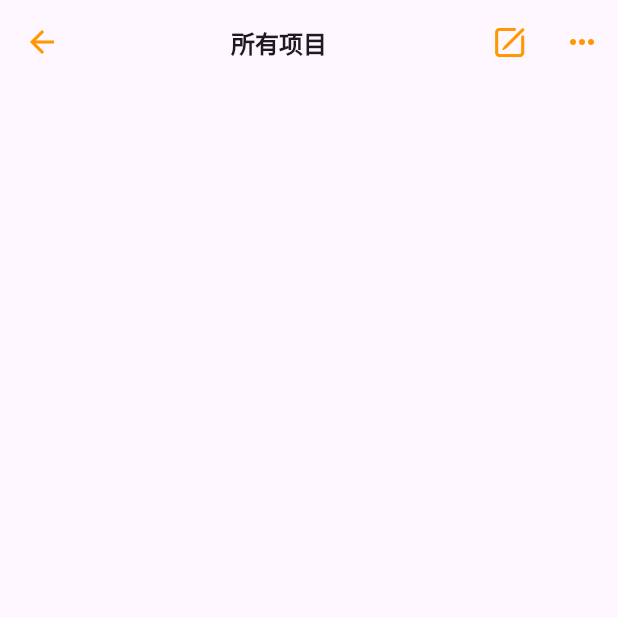
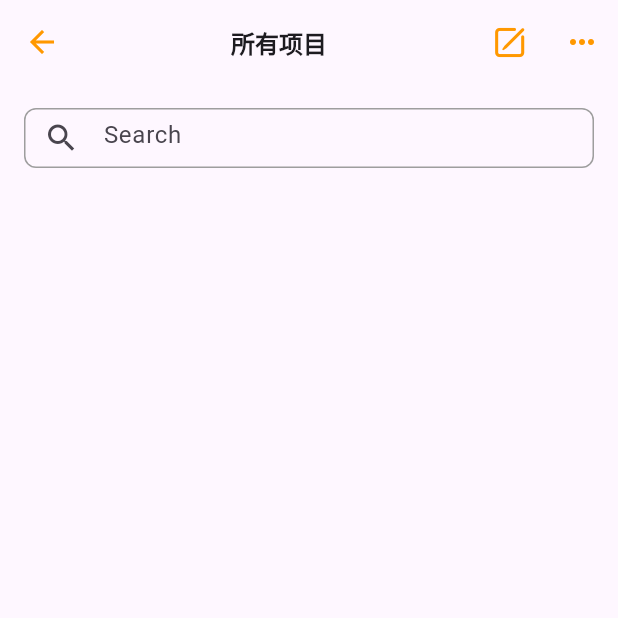
Before and after one commit to MrZhangsun/flutter-valuable, a Flutter app: the screen it shows after launch, after a tap on "所有项目", on a phone screen of 412 x 824 dp, the top half of it. Run offline on Flutter 3.47's test engine with Material 3 defaults, Android fonts, the phone set to English and light mode, and no system bars; our stand-ins replace drift, drift_sqflite, logger; accounts and stored records are empty; generated files the repository leaves out were written again.

Commit message:
添加对话框完成

```diff
--- a/lib/features/list.dart
+++ b/lib/features/list.dart
@@ -1,6 +1,7 @@
 import 'package:flutter/material.dart';
 import 'package:logger/logger.dart';
 import '../services/constants.dart';
+import 'create_dialog.dart';
 
 final _logger = Logger();
 
@@ -22,6 +23,7 @@ class Dashboard extends StatelessWidget {
         actions: [
           IconButton(
               onPressed: () {
+                showProjectCreateDialog(context);
                 _logger.i("app bar search...");
               },
               icon: Icon(
@@ -38,6 +40,31 @@ class Dashboard extends StatelessWidget {
               ))
         ],
       ),
+      body: Padding(
+          padding: const EdgeInsets.all(16.0),
+          child: Column(
+            children: [
+              Center(
+                child: Container(
+                  width: 900,
+                  height: 40, // 设置搜索框的宽度
+                  decoration: BoxDecoration(
+                    borderRadius: BorderRadius.circular(8.0), // 设置圆角
+                    border: Border.all(color: Colors.grey, width: 1), // 设置边框
+                  ),
+                  child: const TextField(
+                    decoration: InputDecoration(
+                      prefixIcon: Icon(Icons.search), // 搜索图标
+                      hintText: 'Search', // 提示文本
+                      border: InputBorder.none, // 移除默认边框
+                      contentPadding:
+                          EdgeInsets.symmetric(horizontal: 16.0), // 设置内边距
+                    ),
+                  ),
+                ),
+              ),
+            ],
+          )),
     );
   }
 }
--- a/lib/main.dart
+++ b/lib/main.dart
@@ -1,6 +1,5 @@
 import 'package:flutter/material.dart';
 import 'features/home.dart';
-import 'features/start.dart';
 
 const appName = 'Valuable App';
 
@@ -22,9 +21,6 @@ class ValuableApp extends StatelessWidget {
         useMaterial3: true,
       ),
       home: const HomePage(),
-      // routes: {
-      //   '/start': (context) => const StartBusinssPage(),
-      // },
       debugShowCheckedModeBanner: false,
     );
   }
```
Also changed, not shown: lib/features/create_dialog.dart (added, +59 -0 lines), lib/features/home.dart (+8 -6 lines), lib/features/start.dart (+4 -5 lines), 1 other file.
